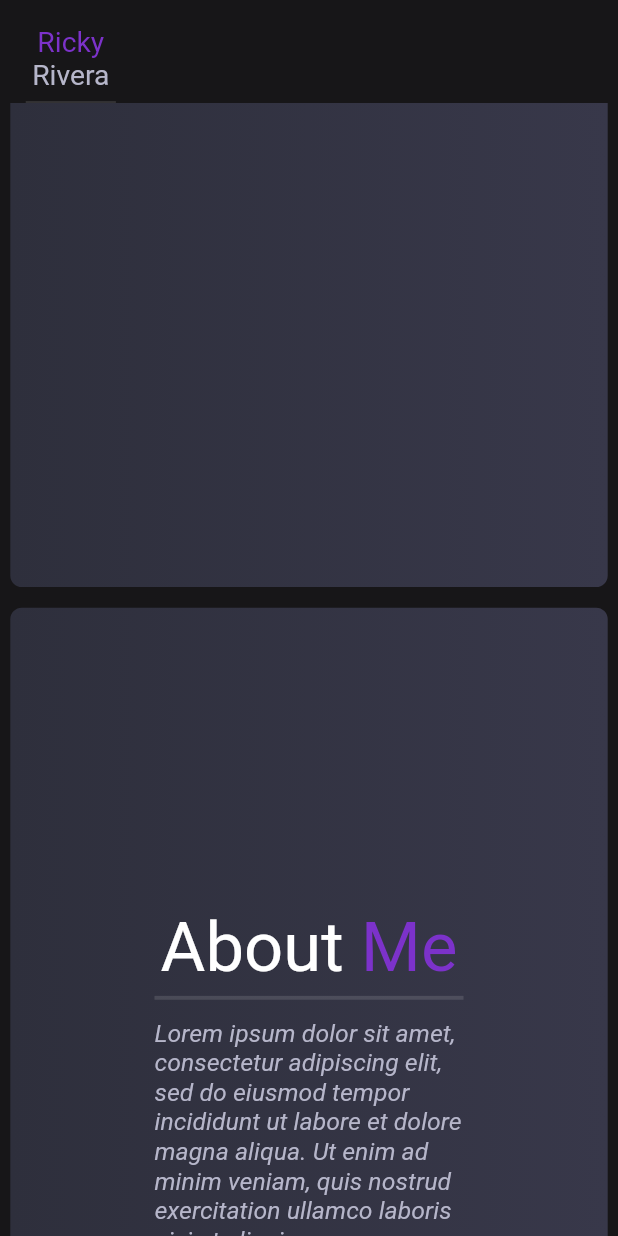
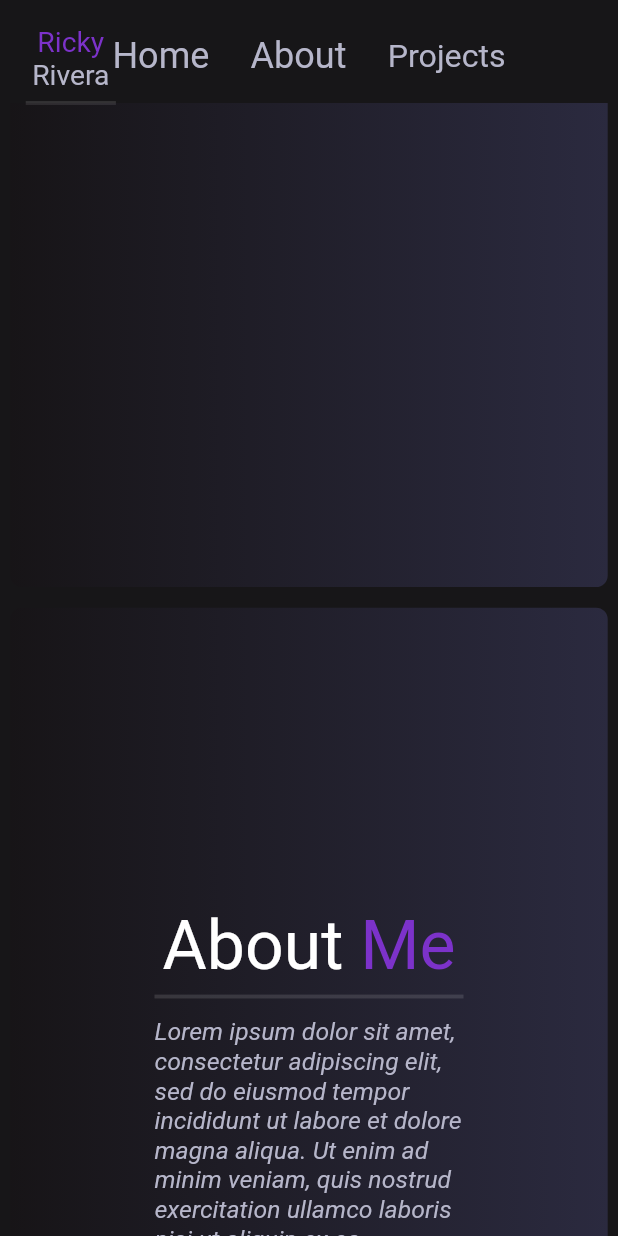
Before and after one commit to Tsrif/PortfolioSite, a Flutter app: the screen it shows after launch, scrolled down 576 dp, on a phone screen of 412 x 824 dp. Run offline on Flutter 3.47's test engine with Material 2 defaults, Android fonts, the light colour scheme and no system bars; drawn by our look-alikes of auto_size_text, scrollable_positioned_list; our stand-ins replace animated_text_kit, google_fonts, responsive_framework, simple_animations, supercharged; missing offline and left inert: dart:html.

Commit message:
Change background gradient

```diff
--- a/lib/Globaltheme.dart
+++ b/lib/Globaltheme.dart
@@ -66,6 +66,8 @@
   static Color primaryPurple = Color(0XFF7C32CA);
   static Color mutedWhite = Color(0XFFB6B6CA);
   static List<Color> darkGradient = [Color(0xFF2E2F3C), Color(0xFF38384A)];
+  static List<Color> darkGradient2 = [Color(0xFF170e13).withOpacity(0.2), Color(0xFF7a7adb).withOpacity(0.2)];
+  static List<Color> darkGradient3 = [Color(0xFFad1deb).withOpacity(0.2), Color(0xFF6e72fc).withOpacity(0.2)];
   static List<List<Color>> gradients = [
     [const Color(0xffB15DFF), const Color(0xff72DEFF)],
     [const Color(0xff36d6aa), const Color(0xff2ec9f2)],
--- a/lib/portfolio.dart
+++ b/lib/portfolio.dart
@@ -100,7 +100,7 @@
             gradient: LinearGradient(
               begin: Alignment(-1.0, 0.0),
               end: Alignment(1.0, 0.0),
-              colors: GlobalTheme.darkGradient,
+              colors: GlobalTheme.darkGradient2,
               stops: [0.0, 1.0],
             ),
           ),
@@ -150,10 +150,10 @@
 
 _createHome(BuildContext context) {
   TextStyle headerStyle = TextStyle(
-      color: Colors.white, fontSize: SizeConfig.safeBlockHorizontal * 10);
+      color: Colors.white, fontSize: SizeConfig.safeBlockHorizontal * 11);
   TextStyle headerStyle2 = TextStyle(
       color: GlobalTheme.primaryPurple,
-      fontSize: SizeConfig.safeBlockHorizontal * 10);
+      fontSize: SizeConfig.safeBlockHorizontal * 11);
   TextStyle bodyStyle = TextStyle(
       color: GlobalTheme.mutedWhite,
       fontStyle: FontStyle.italic,
@@ -235,10 +235,10 @@
 
 _createAbout(BuildContext context) {
   TextStyle headerStyle = TextStyle(
-      color: Colors.white, fontSize: SizeConfig.safeBlockHorizontal * 12);
+      color: Colors.white, fontSize: SizeConfig.safeBlockHorizontal * 11);
   TextStyle headerStyle2 = TextStyle(
       color: GlobalTheme.primaryPurple,
-      fontSize: SizeConfig.safeBlockHorizontal * 12);
+      fontSize: SizeConfig.safeBlockHorizontal * 11);
   TextStyle bodyStyle = TextStyle(
       color: GlobalTheme.mutedWhite,
       fontSize: SizeConfig.safeBlockHorizontal * 7,
```
